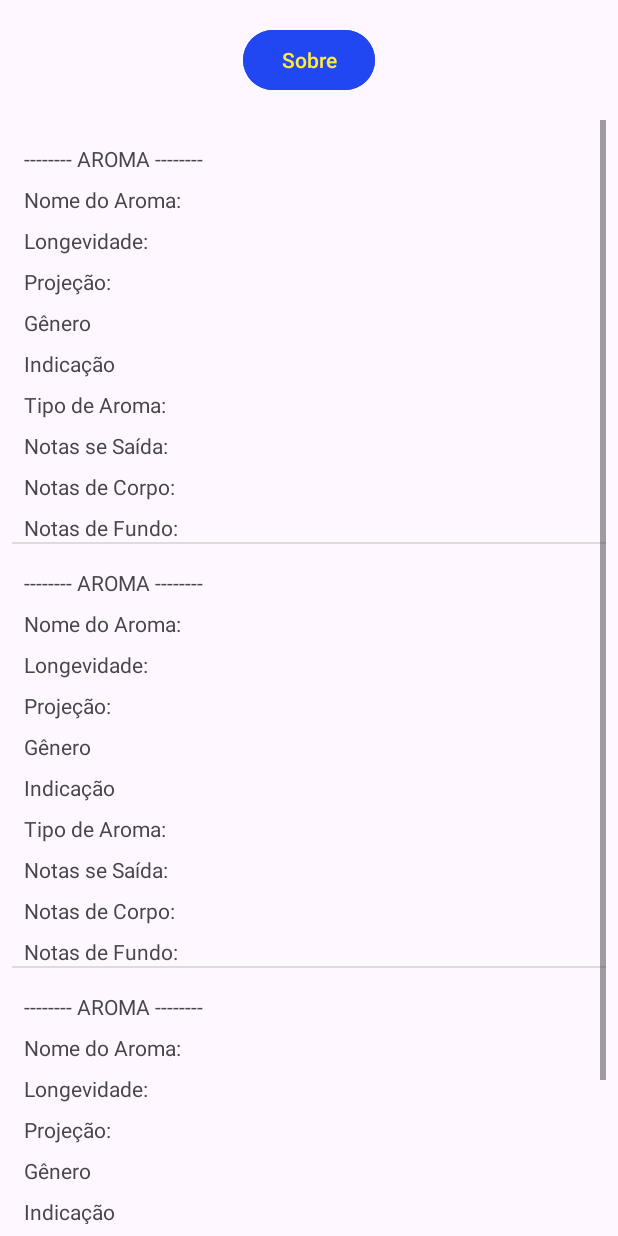
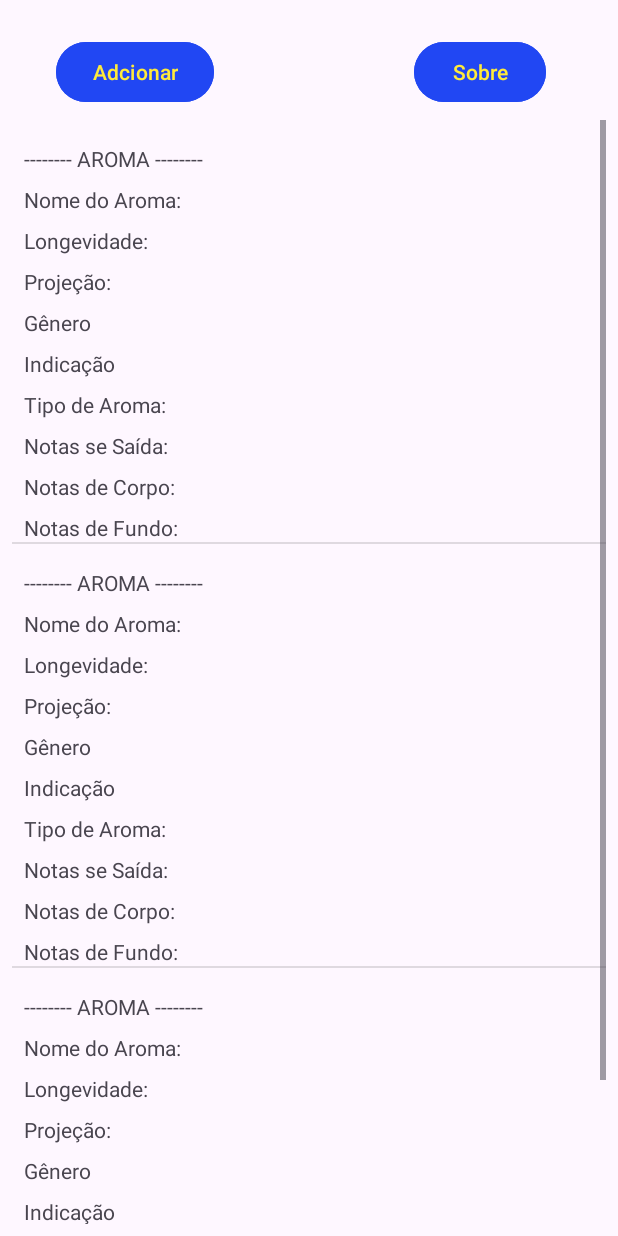
Before and after one commit to Cyber-Barbarian/aroma-library, an Android app: the layout activity_aromas.xml on its own in the app's theme, with its tools: preview values and no code run, on a phone screen of 412 x 824 dp. Run offline under Robolectric (Android 15) with nearby library versions, the phone set to English and light mode, and no system bars.

```diff
--- a/app/src/main/res/layout/activity_aromas.xml
+++ b/app/src/main/res/layout/activity_aromas.xml
@@ -28,12 +28,30 @@
         android:layout_width="wrap_content"
         android:layout_height="wrap_content"
         android:layout_marginTop="8dp"
+        android:layout_marginEnd="48dp"
         android:layout_marginBottom="8dp"
         android:backgroundTint="@color/dark_blue"
         android:onClick="abrirSobre"
         android:text="@string/sobre"
         app:layout_constraintBottom_toTopOf="@+id/listViewAromas"
         app:layout_constraintEnd_toEndOf="parent"
+        app:layout_constraintTop_toTopOf="parent"
+        app:layout_constraintVertical_bias="1.0" />
+
+    <Button
+        android:id="@+id/buttonAdicionar"
+        android:layout_width="wrap_content"
+        android:layout_height="wrap_content"
+        android:layout_marginTop="8dp"
+        android:layout_marginBottom="8dp"
+        android:backgroundTint="@color/dark_blue"
+        android:onClick="abrirAdicionar"
+        android:text="@string/adicionar"
+        app:layout_constraintBottom_toTopOf="@+id/listViewAromas"
+        app:layout_constraintEnd_toStartOf="@+id/buttonSobre"
+        app:layout_constraintHorizontal_bias="0.218"
         app:layout_constraintStart_toStartOf="parent"
-        app:layout_constraintTop_toTopOf="parent" />
+        app:layout_constraintTop_toTopOf="parent"
+        app:layout_constraintVertical_bias="1.0" />
+
 </androidx.constraintlayout.widget.ConstraintLayout>
--- a/app/src/main/res/values/strings.xml
+++ b/app/src/main/res/values/strings.xml
@@ -93,5 +93,6 @@
     <string name="email_aluno">E-mail: rafaelproenca@alunos.utfpr.edu.br</string>
     <string name="sobre">Sobre</string>
     <string name="cadastro_de_aromas">Cadastro de Aromas</string>
+    <string name="adicionar">Adcionar</string>
 
 </resources>
```
Also changed, not shown: app/src/main/java/br/edu/utfpr/rafaelproenca/aroma_library/AromaLibraryActivity.java (+42 -13 lines), app/src/main/java/br/edu/utfpr/rafaelproenca/aroma_library/AromasActivity.java (+47 -0 lines).
